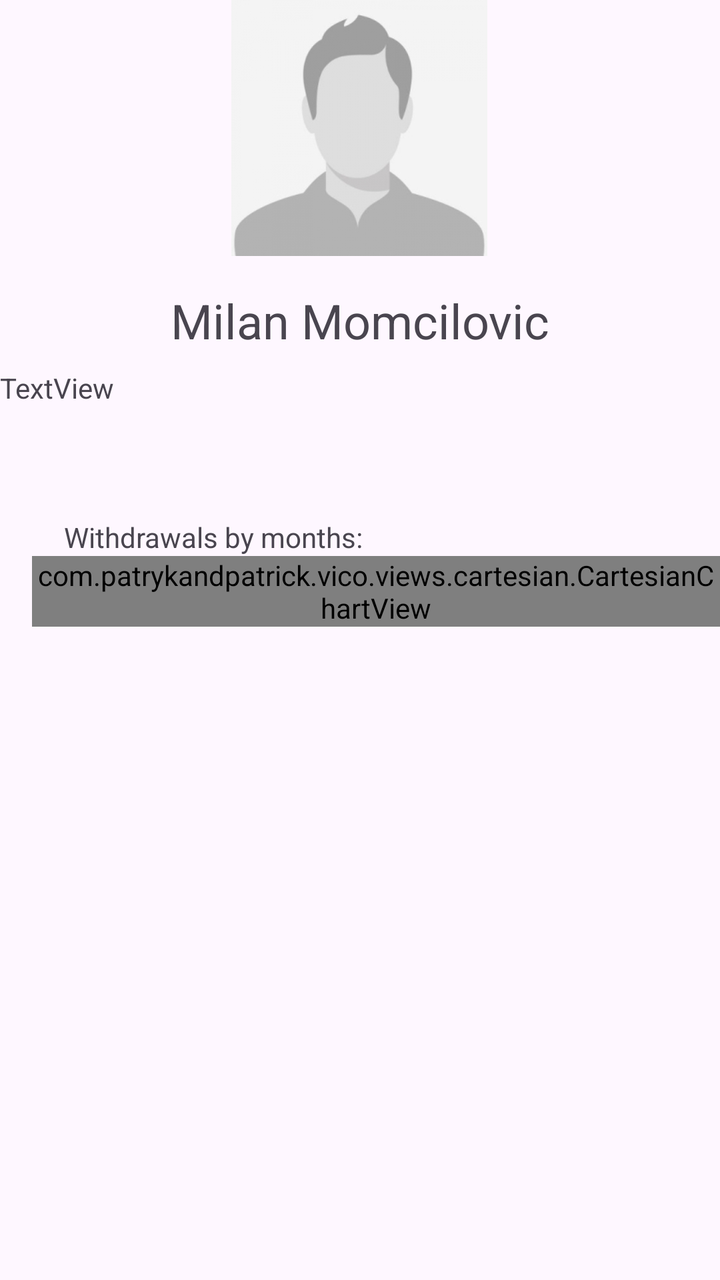
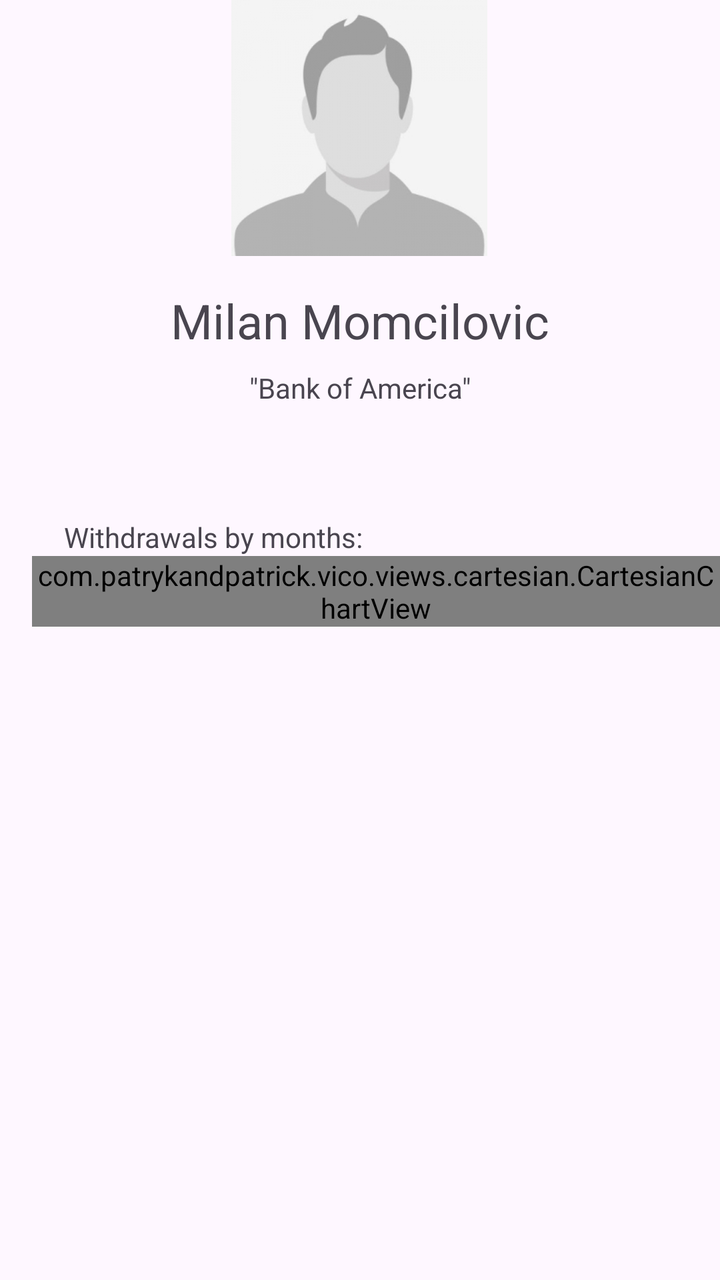

An Android layout rendered at two revisions. The XML below is the earlier revision; the diff shows what the commit changed to produce the second picture.
<!-- AndroidManifest.xml: application theme Theme.WithdrawWise -->
<!-- res/layout/activity_chart.xml -->
<?xml version="1.0" encoding="utf-8"?>
<androidx.constraintlayout.widget.ConstraintLayout xmlns:android="http://schemas.android.com/apk/res/android"
    xmlns:app="http://schemas.android.com/apk/res-auto"
    xmlns:tools="http://schemas.android.com/tools"
    android:id="@+id/main"
    android:layout_width="match_parent"
    android:layout_height="match_parent"
    tools:context=".ChartActivity">

    <com.patrykandpatrick.vico.views.cartesian.CartesianChartView
        android:id="@+id/chart_view"
        android:layout_width="match_parent"
        android:layout_height="wrap_content"
        android:layout_marginStart="16dp"
        app:chartStyle="@style/Chart2CartesianChartStyle"
        app:layout_constraintEnd_toEndOf="parent"
        app:layout_constraintHorizontal_bias="0.0"
        app:layout_constraintStart_toStartOf="parent"
        app:layout_constraintTop_toBottomOf="@+id/textChart" />

    <ImageView
        android:id="@+id/imageView"
        android:layout_width="wrap_content"
        android:layout_height="0dp"
        app:layout_constraintBottom_toTopOf="@+id/guideline"
        app:layout_constraintEnd_toEndOf="parent"
        app:layout_constraintHorizontal_bias="0.495"
        app:layout_constraintStart_toStartOf="parent"
        app:layout_constraintTop_toTopOf="parent"
        app:layout_constraintVertical_bias="0.0"
        app:srcCompat="@drawable/dummy_profile_pic" />

    <androidx.constraintlayout.widget.Guideline
        android:id="@+id/guideline"
        android:layout_width="wrap_content"
        android:layout_height="wrap_content"
        android:orientation="horizontal"
        app:layout_constraintGuide_percent="0.2" />

    <androidx.constraintlayout.widget.Guideline
        android:id="@+id/guideline2"
        android:layout_width="wrap_content"
        android:layout_height="wrap_content"
        android:orientation="horizontal"
        app:layout_constraintGuide_percent="0.40492475" />

    <TextView
        android:id="@+id/textName"
        android:layout_width="wrap_content"
        android:layout_height="wrap_content"
        android:layout_marginTop="16dp"
        android:text="Milan Momcilovic"
        android:textSize="24sp"
        app:layout_constraintEnd_toEndOf="parent"
        app:layout_constraintStart_toStartOf="parent"
        app:layout_constraintTop_toTopOf="@+id/guideline" />

    <TextView
        android:id="@+id/textChart"
        android:layout_width="wrap_content"
        android:layout_height="wrap_content"
        android:layout_marginStart="32dp"
        android:text="Withdrawals by months:"
        android:textSize="14sp"
        app:layout_constraintStart_toStartOf="parent"
        app:layout_constraintTop_toTopOf="@+id/guideline2" />

    <TextView
        android:id="@+id/textBank"
        android:layout_width="wrap_content"
        android:layout_height="wrap_content"
        android:layout_marginTop="8dp"
        android:text="TextView"
        app:layout_constraintTop_toBottomOf="@+id/textName"
        tools:layout_editor_absoluteX="173dp" />

</androidx.constraintlayout.widget.ConstraintLayout>
<!-- resources referenced by this layout -->
<resources>
  <!-- drawable dummy_profile_pic: jpg bitmap (drawable, 20542 bytes) -->
  <style name="Chart2CartesianChartStyle">
          <item name="bottomAxisStyle">@style/Chart2BottomAxisStyle</item>
          <item name="columnLayerStyle">@style/Chart2ColumnLayerStyle</item>
          <item name="layers">column</item>
          <item name="showBottomAxis">true</item>
          <item name="showStartAxis">true</item>
      </style>
  <style name="Theme.WithdrawWise" parent="Base.Theme.WithdrawWise" />
  <style name="Chart2BottomAxisStyle">
          <item name="addExtremeHorizontalAxisLabelPadding">true</item>
          <item name="horizontalAxisLabelSpacing">3</item>
      </style>
  <style name="Chart2ColumnLayerStyle">
          <item name="column1Style">@style/Chart2Column1Style</item>
      </style>
  <style name="Base.Theme.WithdrawWise" parent="Theme.Material3.DayNight.NoActionBar">
          
          
      </style>
  <style name="Chart2Column1Style">
          <item name="android:color">@color/payne</item>
          <item name="thickness">16dp</item>
      </style>
  <color name="payne">#4F5D75</color>
</resources>

<!-- the commit's change to res/layout/activity_chart.xml (unified diff, before → after) -->
@@ -70,8 +70,9 @@
         android:layout_width="wrap_content"
         android:layout_height="wrap_content"
         android:layout_marginTop="8dp"
-        android:text="TextView"
-        app:layout_constraintTop_toBottomOf="@+id/textName"
-        tools:layout_editor_absoluteX="173dp" />
+        android:text="&quot;Bank of America&quot;"
+        app:layout_constraintEnd_toEndOf="parent"
+        app:layout_constraintStart_toStartOf="parent"
+        app:layout_constraintTop_toBottomOf="@+id/textName" />
 
 </androidx.constraintlayout.widget.ConstraintLayout>
